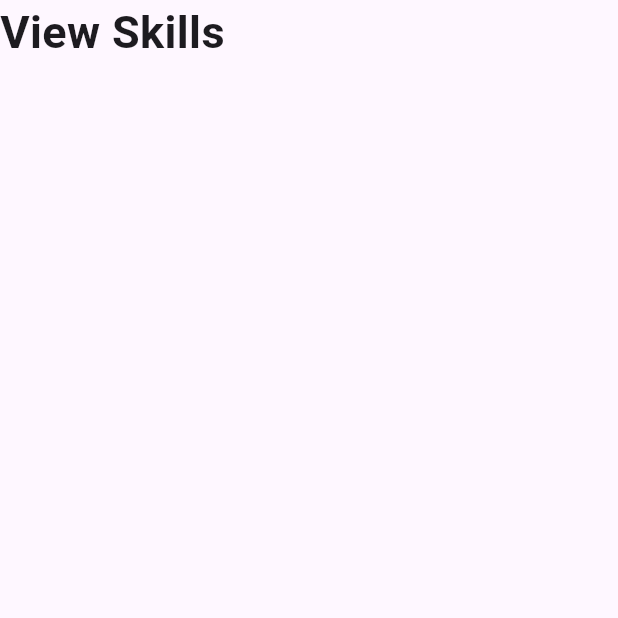
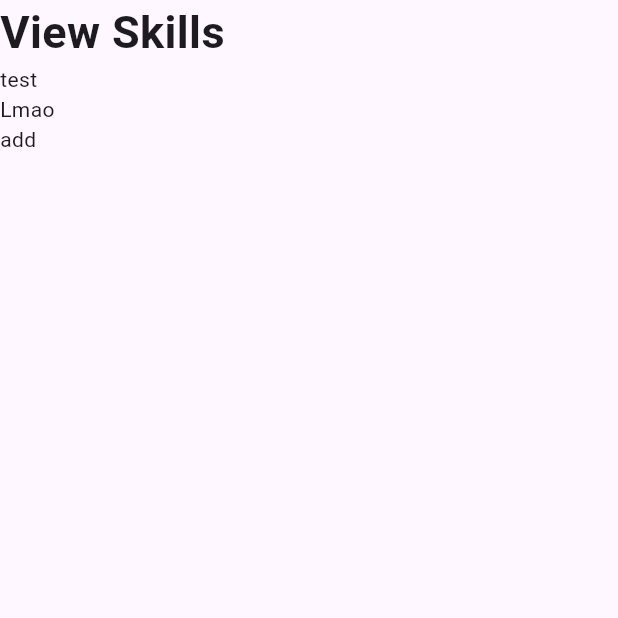
Before and after one commit to GamerCatGirl/MasterThesisApp, a Flutter app: the Viewskills screen opened by its route, on a phone screen of 412 x 824 dp, the top half of it. Run offline on Flutter 3.47's test engine with Material 3 defaults, Android fonts, the phone set to English and light mode, and no system bars; our stand-ins replace cloud_firestore, firebase_core, firebase_database, fl_chart, flutter_rating_bar; accounts and stored records are empty.

Commit message:
try change

```diff
--- a/lib/pages/viewSkills.dart
+++ b/lib/pages/viewSkills.dart
@@ -1,5 +1,4 @@
 import 'package:flutter/material.dart';
-import 'package:mathapp/components/rating.dart';
 import 'package:mathapp/components/title.dart';
 import 'package:fl_chart/fl_chart.dart';
 
@@ -10,17 +9,51 @@ class Viewskills extends StatefulWidget {
   State<Viewskills> createState() => _SkillState();
 }
 
+class RawDataSet {
+  RawDataSet({
+    required this.title,
+    required this.color,
+    required this.values,
+  });
+
+  final String title;
+  final Color color;
+  final List<double> values;
+}
+
 class _SkillState extends State<Viewskills> {
   int selectedPage = 0;
 
+  RawDataSet rawDataSet = RawDataSet(
+    title: 'Fashion',
+    color: Colors.red,
+    values: [
+      300,
+      50,
+      250,
+    ],
+  );
+
   @override
   Widget build(BuildContext context) {
+    /*
+    final radar = RadarDataSet(
+      fillColor: rawDataSet.color.withAlpha(100),
+      borderColor: rawDataSet.color,
+      entryRadius: 3,
+      dataEntries: rawDataSet.values.map((e) => RadarEntry(value: e)).toList(),
+      borderWidth: 2.3,
+    );
+    */
     final page = ListView(
       children: [
         Header(title: "View Skills"),
+        Text("test"),
+        //RadarChart(RadarChartData(dataSets: [radar])),
+        Text("Lmao"),
+        Text("add"),
       ],
     );
-
     final List _pages = [page];
 
     return Scaffold(
```
